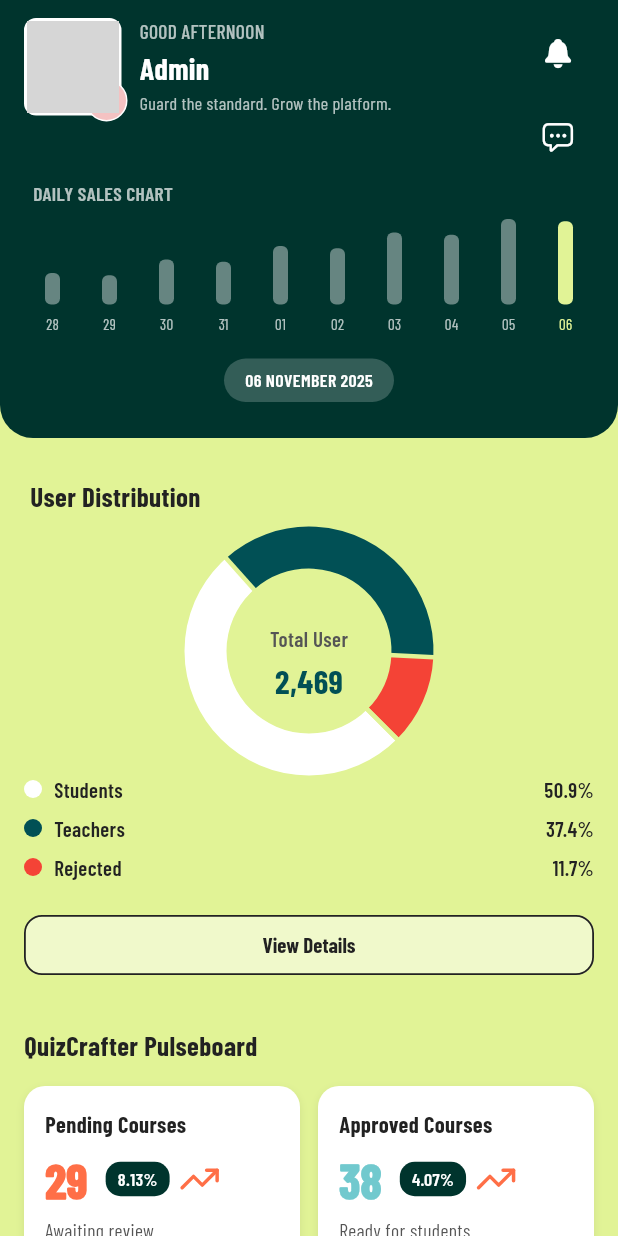
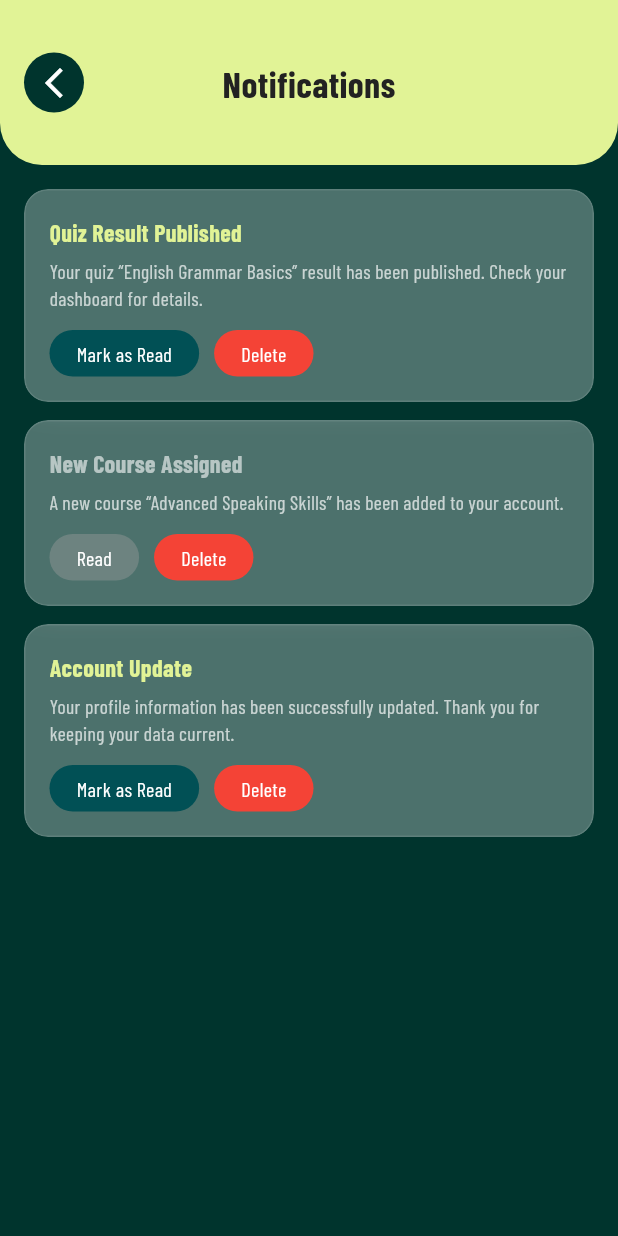
Before and after one commit to hamim5264/qnect_quiz_crafter, a Flutter app: the AdminDashboardHomeScreen screen opened by its route, after a tap on an icon or button, on a phone screen of 412 x 824 dp. Run offline on Flutter 3.47's test engine with Material 3 defaults, Android fonts, the light colour scheme and no system bars; drawn by our look-alikes of fl_chart; our stand-ins replace carousel_slider, cloud_firestore, connectivity_plus, equatable, firebase_auth, firebase_core and 10 more; accounts and stored records are empty; network calls fail; grey boxes are pictures that could not be loaded.

Commit message:
Notification screen ui added.

```diff
--- a/lib/app/router.dart
+++ b/lib/app/router.dart
@@ -1,5 +1,6 @@
 import 'package:go_router/go_router.dart';
 import 'package:qnect_quiz_crafter/common/screens/dev_info_screen.dart';
+import 'package:qnect_quiz_crafter/common/screens/notification_screen.dart';
 import 'package:qnect_quiz_crafter/features/admin/presentation/app_ratings/app_ratings_screen.dart';
 import 'package:qnect_quiz_crafter/features/admin/presentation/dashboard/admin_dashboard_home_screen.dart';
 import 'package:qnect_quiz_crafter/features/admin/presentation/feedback/feedback_screen.dart';
@@ -61,6 +62,12 @@ final router = GoRouter(
       path: '/developer-info',
       name: 'developerInfo',
       builder: (_, __) => const DevInfoScreen(),
+    ),
+
+    GoRoute(
+      path: '/notification',
+      name: 'notification',
+      builder: (_, __) => const NotificationScreen(),
     ),
 
     /// Auth Screens Routing
--- /dev/null
+++ b/lib/common/screens/notification_screen.dart
@@ -0,0 +1,69 @@
+import 'package:flutter/material.dart';
+import '../../../../common/widgets/common_rounded_app_bar.dart';
+import '../../../../ui/design_system/tokens/colors.dart';
+import '../widgets/notification_card.dart';
+
+class NotificationScreen extends StatefulWidget {
+  const NotificationScreen({super.key});
+
+  @override
+  State<NotificationScreen> createState() => _NotificationScreenState();
+}
+
+class _NotificationScreenState extends State<NotificationScreen> {
+  final List<Map<String, dynamic>> notifications = [
+    {
+      'title': 'Quiz Result Published',
+      'desc':
+          'Your quiz “English Grammar Basics” result has been published. Check your dashboard for details.',
+      'read': false,
+    },
+    {
+      'title': 'New Course Assigned',
+      'desc':
+          'A new course “Advanced Speaking Skills” has been added to your account.',
+      'read': true,
+    },
+    {
+      'title': 'Account Update',
+      'desc':
+          'Your profile information has been successfully updated. Thank you for keeping your data current.',
+      'read': false,
+    },
+  ];
+
+  void _markAsRead(int index) {
+    setState(() => notifications[index]['read'] = true);
+  }
+
+  void _delete(int index) {
+    setState(() => notifications.removeAt(index));
+  }
+
+  @override
+  Widget build(BuildContext context) {
+    return Scaffold(
+      backgroundColor: AppColors.primaryDark,
+      appBar: const CommonRoundedAppBar(title: 'Notifications'),
+      body: SafeArea(
+        child: Padding(
+          padding: const EdgeInsets.all(16),
+          child: ListView.separated(
+            itemCount: notifications.length,
+            separatorBuilder: (_, __) => const SizedBox(height: 12),
+            itemBuilder: (context, index) {
+              final item = notifications[index];
+              return NotificationCard(
+                title: item['title'] as String,
+                description: item['desc'] as String,
+                isRead: item['read'] as bool,
+                onMarkRead: () => _markAsRead(index),
+                onDelete: () => _delete(index),
+              );
+            },
+          ),
+        ),
+      ),
+    );
+  }
+}
--- /dev/null
+++ b/lib/common/widgets/notification_card.dart
@@ -0,0 +1,112 @@
+import 'dart:ui';
+import 'package:flutter/material.dart';
+import '../../../../../ui/design_system/tokens/colors.dart';
+import '../../../../../ui/design_system/tokens/typography.dart';
+
+class NotificationCard extends StatelessWidget {
+  final String title;
+  final String description;
+  final bool isRead;
+  final VoidCallback onMarkRead;
+  final VoidCallback onDelete;
+
+  const NotificationCard({
+    super.key,
+    required this.title,
+    required this.description,
+    required this.isRead,
+    required this.onMarkRead,
+    required this.onDelete,
+  });
+
+  @override
+  Widget build(BuildContext context) {
+    return ClipRRect(
+      borderRadius: BorderRadius.circular(16),
+      child: BackdropFilter(
+        filter: ImageFilter.blur(sigmaX: 10, sigmaY: 10),
+        child: Container(
+          padding: const EdgeInsets.all(16),
+          decoration: BoxDecoration(
+            color: AppColors.white.withValues(alpha: 0.3),
+            borderRadius: BorderRadius.circular(16),
+            border: Border.all(color: Colors.white.withValues(alpha: 0.1)),
+          ),
+          child: Column(
+            crossAxisAlignment: CrossAxisAlignment.start,
+            children: [
+              Text(
+                title,
+                style: TextStyle(
+                  fontFamily: AppTypography.family,
+                  fontSize: 16,
+                  fontWeight: FontWeight.bold,
+                  color:
+                      isRead
+                          ? Colors.white.withValues(alpha: 0.6)
+                          : AppColors.secondaryDark,
+                ),
+              ),
+              const SizedBox(height: 6),
+
+              Text(
+                description,
+                style: const TextStyle(
+                  fontFamily: AppTypography.family,
+                  fontSize: 13,
+                  color: Colors.white70,
+                  height: 1.4,
+                ),
+              ),
+              const SizedBox(height: 12),
+
+              Row(
+                children: [
+                  _chipButton(
+                    label: isRead ? 'Read' : 'Mark as Read',
+                    color:
+                        isRead
+                            ? Colors.grey.withValues(alpha: 0.4)
+                            : AppColors.primaryLight,
+                    onTap: isRead ? null : onMarkRead,
+                  ),
+                  const SizedBox(width: 10),
+                  _chipButton(
+                    label: 'Delete',
+                    color: Colors.red,
+                    onTap: onDelete,
+                  ),
+                ],
+              ),
+            ],
+          ),
+        ),
+      ),
+    );
+  }
+
+  Widget _chipButton({
+    required String label,
+    required Color color,
+    required VoidCallback? onTap,
+  }) {
+    return GestureDetector(
+      onTap: onTap,
+      child: Container(
+        padding: const EdgeInsets.symmetric(horizontal: 18, vertical: 6),
+        decoration: BoxDecoration(
+          color: color,
+          borderRadius: BorderRadius.circular(20),
+        ),
+        child: Text(
+          label,
+          style: const TextStyle(
+            fontFamily: AppTypography.family,
+            fontSize: 13.5,
+            color: Colors.white,
+          ),
+        ),
+      ),
+    );
+  }
+}
--- a/lib/features/admin/presentation/dashboard/widgets/dashboard_app_bar.dart
+++ b/lib/features/admin/presentation/dashboard/widgets/dashboard_app_bar.dart
@@ -130,7 +130,9 @@ class DashboardAppBar extends StatelessWidget {
                     crossAxisAlignment: CrossAxisAlignment.center,
                     children: [
                       IconButton(
-                        onPressed: () {},
+                        onPressed: () {
+                          context.pushNamed('notification');
+                        },
                         icon: const Icon(
                           CupertinoIcons.bell_fill,
                           color: Colors.white,
```
